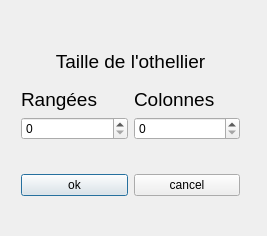
Above: OthelloQt/dialogueconfiguration.ui from befrost/OthelloQt before the change. Below: the same form after it.
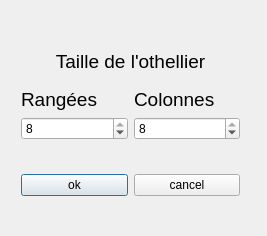
That is the form after the change.

The edit to the form file:
```diff
--- a/OthelloQt/dialogueconfiguration.ui
+++ b/OthelloQt/dialogueconfiguration.ui
@@ -77,7 +77,17 @@
          </widget>
         </item>
         <item>
-         <widget class="QSpinBox" name="nbRan"/>
+         <widget class="QSpinBox" name="nbRan">
+          <property name="minimum">
+           <number>1</number>
+          </property>
+          <property name="maximum">
+           <number>8</number>
+          </property>
+          <property name="value">
+           <number>8</number>
+          </property>
+         </widget>
         </item>
        </layout>
       </item>
@@ -96,7 +106,17 @@
          </widget>
         </item>
         <item>
-         <widget class="QSpinBox" name="nbCol"/>
+         <widget class="QSpinBox" name="nbCol">
+          <property name="minimum">
+           <number>1</number>
+          </property>
+          <property name="maximum">
+           <number>8</number>
+          </property>
+          <property name="value">
+           <number>8</number>
+          </property>
+         </widget>
         </item>
        </layout>
       </item>
```
